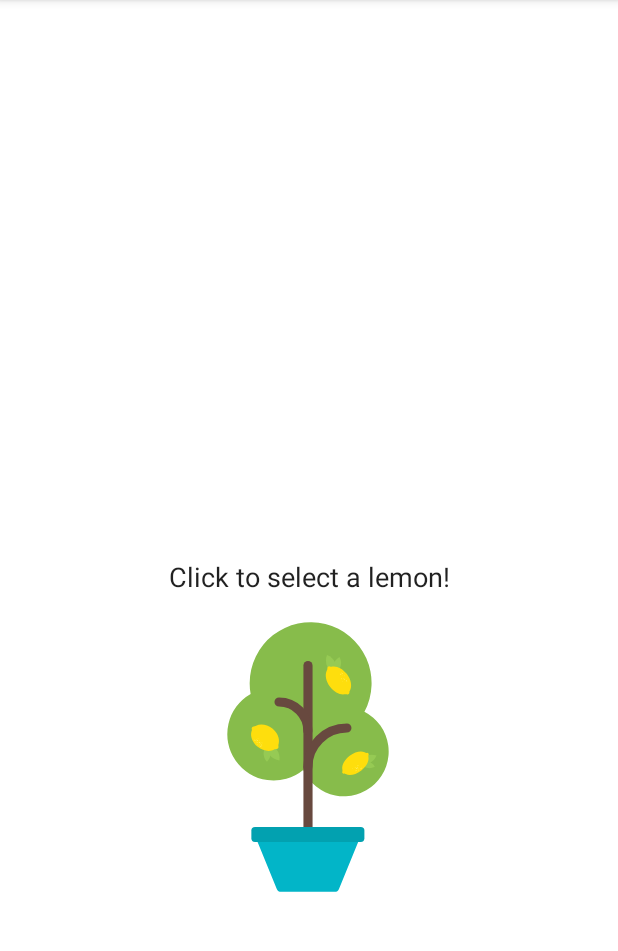
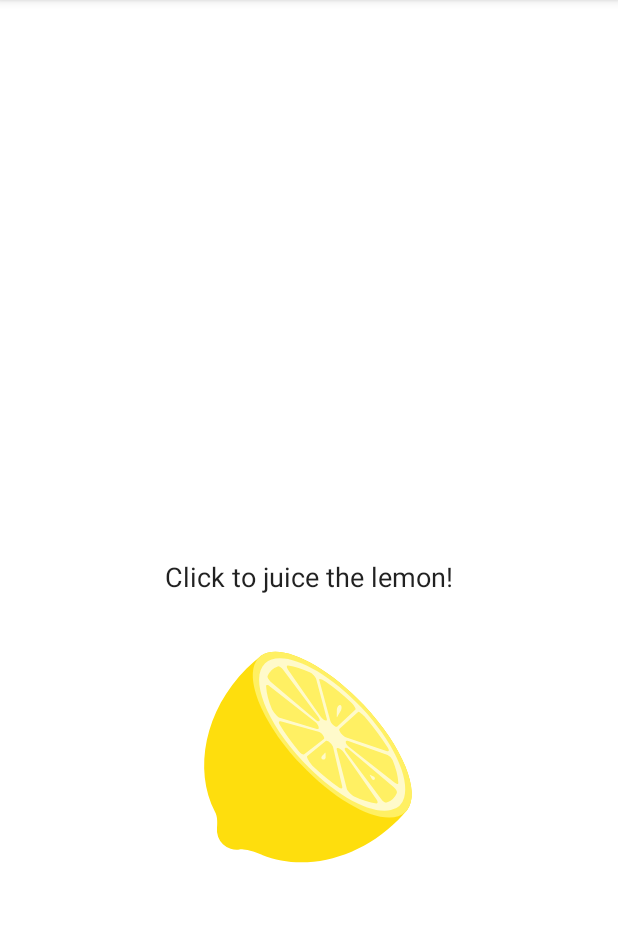
Before and after one commit to DevanTurtle7/AndroidCertificate, an Android app: the screen it shows after launch (MainActivity), after a tap on an icon or button, on a phone screen of 412 x 824 dp, the part 84-1035 px from its top. Run offline under Robolectric (Android 15) with nearby library versions, the phone set to English and light mode, and no system bars.

```diff
--- a/Unit1/Lemonade/app/src/main/java/com/example/lemonade/MainActivity.kt
+++ b/Unit1/Lemonade/app/src/main/java/com/example/lemonade/MainActivity.kt
@@ -71,7 +71,7 @@ class MainActivity : AppCompatActivity() {
         }
         lemonImage!!.setOnLongClickListener {
             // TODO: replace 'false' with a call to the function that shows the squeeze count
-            false
+            showSnackbar()
         }
     }
 
@@ -152,6 +152,24 @@ class MainActivity : AppCompatActivity() {
         // TODO: Additionally, for each state, the lemonImage should be set to the corresponding
         //  drawable from the drawable resources. The drawables have the same names as the strings
         //  but remember that they are drawables, not strings.
+        val currentImage = when(lemonadeState) {
+            SELECT -> R.drawable.lemon_tree
+            SQUEEZE -> R.drawable.lemon_squeeze
+            DRINK -> R.drawable.lemon_drink
+            RESTART -> R.drawable.lemon_restart
+            else -> R.drawable.lemon_restart
+        }
+
+        val currentText = when(lemonadeState) {
+            SELECT -> R.string.lemon_select
+            SQUEEZE -> R.string.lemon_squeeze
+            DRINK -> R.string.lemon_drink
+            RESTART -> R.string.lemon_empty_glass
+            else -> R.string.lemon_empty_glass
+        }
+
+        lemonImage!!.setImageResource(currentImage)
+        textAction.setText(currentText)
     }
 
     /**
```
